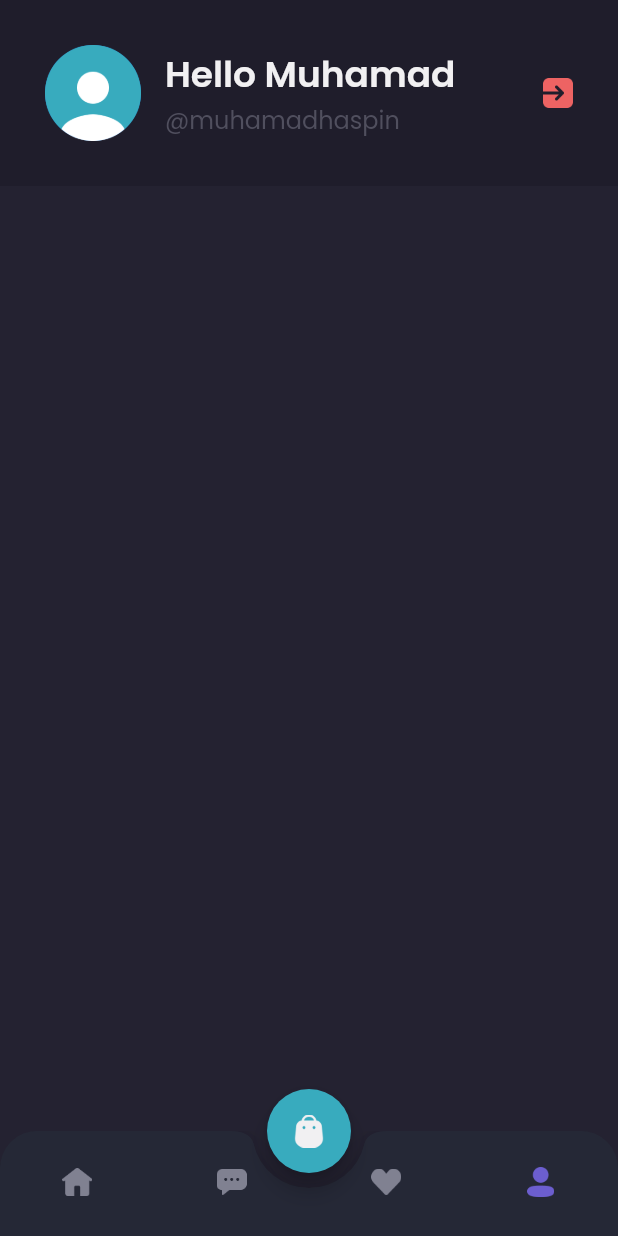
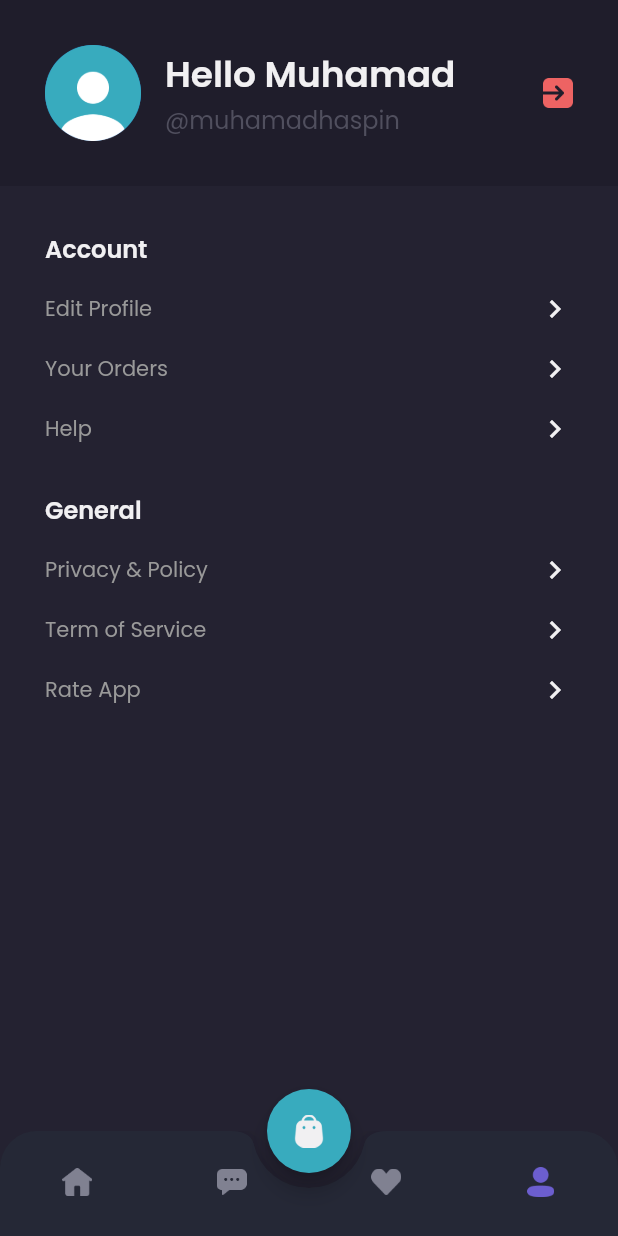
Before and after one commit to muhafs/flutter_yalla, a Flutter app: the MainPage screen opened by its route, item 4 of the bottom bar chosen, on a phone screen of 412 x 824 dp. Run offline on Flutter 3.47's test engine with Material 2 defaults, Android fonts, the phone set to English and light mode, and no system bars; our stand-ins replace google_fonts.

Commit message:
Complete Profile Page features - features: create profile menu container component - features: create profile menu tile component

```diff
--- /dev/null
+++ b/lib/components/profile/menu_container.dart
@@ -0,0 +1,36 @@
+import 'package:flutter/material.dart';
+import 'package:yalla/theme.dart';
+
+class MenuContainer extends StatelessWidget {
+  const MenuContainer({
+    super.key,
+    required this.title,
+    required this.children,
+  });
+
+  final String title;
+  final List<Widget> children;
+
+  @override
+  Widget build(BuildContext context) {
+    return Container(
+      margin: const EdgeInsets.only(bottom: 14),
+      child: Column(
+        crossAxisAlignment: CrossAxisAlignment.start,
+        children: [
+          Text(
+            title,
+            style: kTextStylePrimary.copyWith(
+              fontSize: 16,
+              fontWeight: semibold,
+            ),
+          ),
+          const SizedBox(height: 16),
+          Column(
+            children: children,
+          ),
+        ],
+      ),
+    );
+  }
+}
--- /dev/null
+++ b/lib/components/profile/menu_tile.dart
@@ -0,0 +1,37 @@
+import 'package:flutter/material.dart';
+import 'package:yalla/theme.dart';
+
+class MenuTile extends StatelessWidget {
+  const MenuTile({
+    Key? key,
+    required this.title,
+    required this.onPress,
+  }) : super(key: key);
+
+  final String title;
+  final VoidCallback onPress;
+
+  @override
+  Widget build(BuildContext context) {
+    return Container(
+      margin: const EdgeInsets.only(bottom: 16),
+      child: GestureDetector(
+        onTap: onPress,
+        child: Row(
+          mainAxisAlignment: MainAxisAlignment.spaceBetween,
+          crossAxisAlignment: CrossAxisAlignment.center,
+          children: [
+            Text(
+              title,
+              style: kTextStyleSecondary,
+            ),
+            const Icon(
+              Icons.chevron_right,
+              color: kTextColorPrimary,
+            ),
+          ],
+        ),
+      ),
+    );
+  }
+}
--- a/lib/pages/navigation/profile_page.dart
+++ b/lib/pages/navigation/profile_page.dart
@@ -1,4 +1,6 @@
 import 'package:flutter/material.dart';
+import 'package:yalla/components/profile/menu_container.dart';
+import 'package:yalla/components/profile/menu_tile.dart';
 import 'package:yalla/theme.dart';
 
 class ProfilePage extends StatefulWidget {
@@ -12,8 +14,16 @@ class _ProfilePageState extends State<ProfilePage> {
   @override
   Widget build(BuildContext context) {
     return Column(
+      crossAxisAlignment: CrossAxisAlignment.stretch,
       children: [
-        AppBar(
+        pageHeader(),
+        pageContent(),
+      ],
+    );
+  }
+
+  Widget pageHeader() {
+    return AppBar(
       backgroundColor: kBackground1,
       elevation: 0,
       automaticallyImplyLeading: false,
@@ -54,8 +64,36 @@ class _ProfilePageState extends State<ProfilePage> {
           ),
         ),
       ),
+    );
+  }
+
+  Widget pageContent() {
+    return Expanded(
+      child: Container(
+        padding: const EdgeInsets.all(kDefaultMargin),
+        color: kBackground3,
+        child: Column(
+          crossAxisAlignment: CrossAxisAlignment.start,
+          children: [
+            MenuContainer(
+              title: 'Account',
+              children: [
+                MenuTile(title: 'Edit Profile', onPress: () {}),
+                MenuTile(title: 'Your Orders', onPress: () {}),
+                MenuTile(title: 'Help', onPress: () {}),
+              ],
+            ),
+            MenuContainer(
+              title: 'General',
+              children: [
+                MenuTile(title: 'Privacy & Policy', onPress: () {}),
+                MenuTile(title: 'Term of Service', onPress: () {}),
+                MenuTile(title: 'Rate App', onPress: () {}),
+              ],
             ),
           ],
+        ),
+      ),
     );
   }
 }
```
Lines whose indentation alone changed are shown as unchanged.
